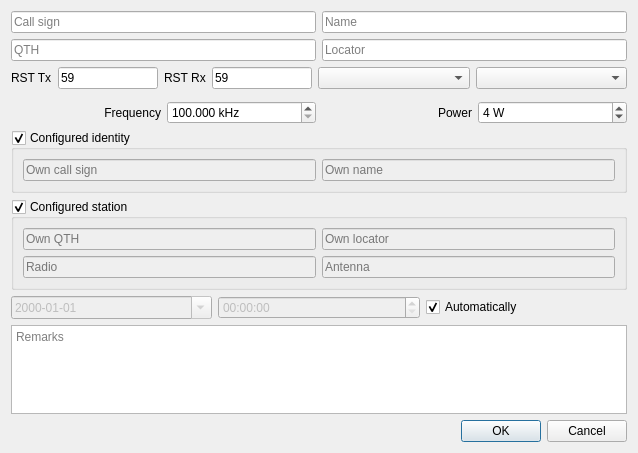
Qt form DragonLog_QSOForm.ui (gitandy/DragonLog) before a commit.
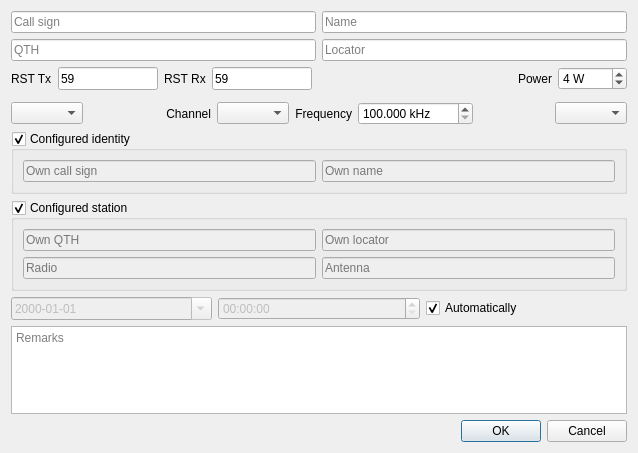
The same form after that commit.

Commit message: Added channel selection for CB

Diff of the .ui file:
```diff
--- a/DragonLog_QSOForm.ui
+++ b/DragonLog_QSOForm.ui
@@ -123,28 +123,50 @@
            </property>
           </widget>
          </item>
+         <item>
+          <spacer name="horizontalSpacer_2">
+           <property name="orientation">
+            <enum>Qt::Horizontal</enum>
+           </property>
+           <property name="sizeHint" stdset="0">
+            <size>
+             <width>40</width>
+             <height>20</height>
+            </size>
+           </property>
+          </spacer>
+         </item>
+         <item>
+          <widget class="QLabel" name="powerLabel">
+           <property name="text">
+            <string>Power</string>
+           </property>
+           <property name="alignment">
+            <set>Qt::AlignRight|Qt::AlignTrailing|Qt::AlignVCenter</set>
+           </property>
+          </widget>
+         </item>
+         <item>
+          <widget class="QSpinBox" name="powerSpinBox">
+           <property name="enabled">
+            <bool>true</bool>
+           </property>
+           <property name="suffix">
+            <string> W</string>
+           </property>
+           <property name="minimum">
+            <number>0</number>
+           </property>
+           <property name="maximum">
+            <number>1000</number>
+           </property>
+           <property name="value">
+            <number>4</number>
+           </property>
+          </widget>
+         </item>
         </layout>
        </item>
-       <item>
-        <widget class="QComboBox" name="bandComboBox">
-         <property name="minimumContentsLength">
-          <number>4</number>
-         </property>
-         <property name="placeholderText">
-          <string>Band</string>
-         </property>
-        </widget>
-       </item>
-       <item>
-        <widget class="QComboBox" name="modeComboBox">
-         <property name="minimumContentsLength">
-          <number>2</number>
-         </property>
-         <property name="placeholderText">
-          <string>Mode</string>
-         </property>
-        </widget>
-       </item>
       </layout>
      </item>
      <item>
@@ -152,6 +174,42 @@
        <property name="topMargin">
         <number>6</number>
        </property>
+       <item>
+        <widget class="QComboBox" name="bandComboBox">
+         <property name="minimumContentsLength">
+          <number>4</number>
+         </property>
+         <property name="placeholderText">
+          <string>Band</string>
+         </property>
+        </widget>
+       </item>
+       <item>
+        <spacer name="horizontalSpacer_3">
+         <property name="orientation">
+          <enum>Qt::Horizontal</enum>
+         </property>
+         <property name="sizeHint" stdset="0">
+          <size>
+           <width>40</width>
+           <height>20</height>
+          </size>
+         </property>
+        </spacer>
+       </item>
+       <item>
+        <widget class="QLabel" name="channelLabel">
+         <property name="text">
+          <string>Channel</string>
+         </property>
+         <property name="alignment">
+          <set>Qt::AlignRight|Qt::AlignTrailing|Qt::AlignVCenter</set>
+         </property>
+        </widget>
+       </item>
+       <item>
+        <widget class="QComboBox" name="channelComboBox"/>
+       </item>
        <item>
         <widget class="QLabel" name="freqLabel">
          <property name="text">
@@ -179,31 +237,25 @@
         </widget>
        </item>
        <item>
-        <widget class="QLabel" name="powerLabel">
-         <property name="text">
-          <string>Power</string>
+        <spacer name="horizontalSpacer">
+         <property name="orientation">
+          <enum>Qt::Horizontal</enum>
          </property>
-         <property name="alignment">
-          <set>Qt::AlignRight|Qt::AlignTrailing|Qt::AlignVCenter</set>
+         <property name="sizeHint" stdset="0">
+          <size>
+           <width>40</width>
+           <height>20</height>
+          </size>
          </property>
-        </widget>
+        </spacer>
        </item>
        <item>
-        <widget class="QSpinBox" name="powerSpinBox">
-         <property name="enabled">
-          <bool>true</bool>
+        <widget class="QComboBox" name="modeComboBox">
+         <property name="minimumContentsLength">
+          <number>2</number>
          </property>
-         <property name="suffix">
-          <string> W</string>
-         </property>
-         <property name="minimum">
-          <number>0</number>
-         </property>
-         <property name="maximum">
-          <number>1000</number>
-         </property>
-         <property name="value">
-          <number>4</number>
+         <property name="placeholderText">
+          <string>Mode</string>
          </property>
         </widget>
        </item>
```
Left out of the diff: 17 changed lines with no effect on the pictures. The commit also changes 8 other files.
